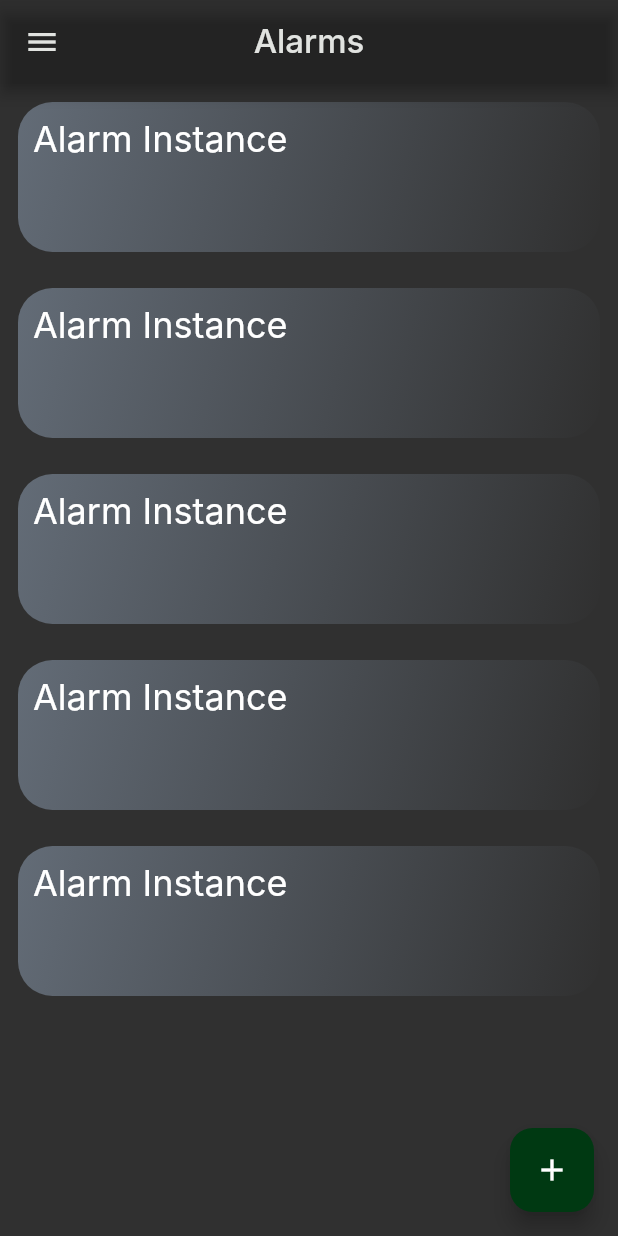
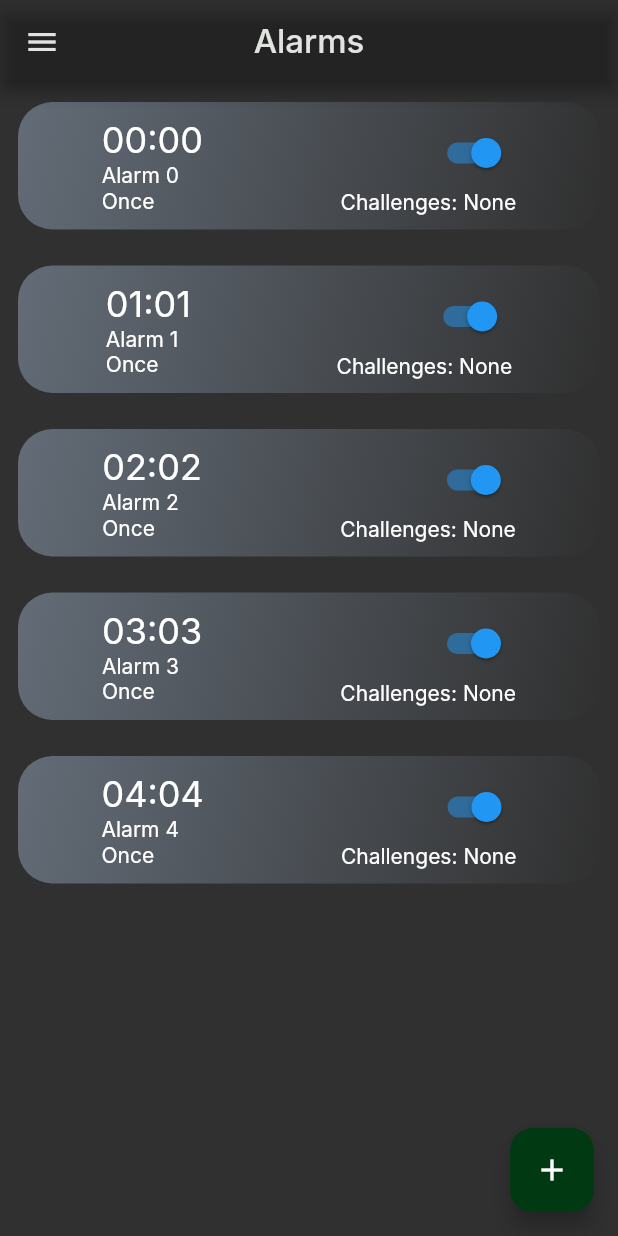
Before and after one commit to AndrewP77/ARISE, a Flutter app: the screen it shows after launch, on a phone screen of 412 x 824 dp. Run offline on Flutter 3.47's test engine with Material 2 defaults, Android fonts, the light colour scheme and no system bars; our stand-ins replace flutter_time_picker_spinner; Roboto replaces fonts that are missing (Inter).

Commit message:
Improved Alarm instance

```diff
--- a/lib/AlarmInstance.dart
+++ b/lib/AlarmInstance.dart
@@ -1,15 +1,24 @@
 import 'package:flutter/material.dart';
-
+import 'package:intl/intl.dart';
 
 //TODO: pass text/info
 class AlarmInstanceWidget extends StatefulWidget {
-  const AlarmInstanceWidget({Key? key}) : super(key: key);
+  String alarmTitle = '';
+  int alarmHour = 0, alarmMinute = 0;
+  String alarmDays = 'Once', alarmDifficulty = 'None';
+  bool alarmActive = true;
+  AlarmInstanceWidget(this.alarmTitle, this.alarmHour, this.alarmMinute,  this.alarmDays,  this.alarmDifficulty,  this.alarmActive, {super.key}) {}
 
   @override
-  _AlarmInstanceWidgetState createState() => _AlarmInstanceWidgetState();
+  _AlarmInstanceWidgetState createState() => _AlarmInstanceWidgetState(
+      alarmTitle, alarmHour, alarmMinute, alarmDays, alarmDifficulty, alarmActive);
 }
 
 class _AlarmInstanceWidgetState extends State<AlarmInstanceWidget> {
+  String title, days, difficulty;
+  int hour, minute;
+  bool isActive;
+  _AlarmInstanceWidgetState(this.title, this.hour, this.minute, this.days, this.difficulty, this.isActive);
   @override
   Widget build(BuildContext context) {
     return SizedBox(
@@ -21,15 +30,38 @@ class _AlarmInstanceWidgetState extends State<AlarmInstanceWidget> {
                 colors: [Color(0xff636c77), Color(0x00636c77)],
               ),
               //color: Colors.blueGrey,
-          borderRadius: BorderRadius.circular(23)
-        ),
+              borderRadius: BorderRadius.circular(23)),
           padding: const EdgeInsets.all(10),
           margin: const EdgeInsets.all(12),
-        //color: LinearGradient(begin: Alignment.topLeft, end: Alignment.bottomRight, colors: [Color(0xff636c77), Color(0x00636c77)], ),
-        height: 100,
           width: MediaQuery.of(context).size.width,
-        child: Text('Alarm Instance', style: Theme.of(context).textTheme.headlineSmall,)
+          child: Row(
+            mainAxisAlignment: MainAxisAlignment.spaceAround,
+              mainAxisSize: MainAxisSize.max,
+              children: [
+            Column(
+              mainAxisAlignment: MainAxisAlignment.center,
+              crossAxisAlignment: CrossAxisAlignment.start,
+                children: [
+              Text(hour.toString().padLeft(2, '0') + ':' + minute.toString().padLeft(2, '0'), style: Theme.of(context).textTheme.headlineSmall),
+              Text(title, style: Theme.of(context).textTheme.bodyMedium),
+              Text(days, style: Theme.of(context).textTheme.bodyMedium),
+            ]),
+            Column(
+              mainAxisAlignment: MainAxisAlignment.center,
+              crossAxisAlignment: CrossAxisAlignment.end,
+              children: [
+                Switch(
+                    value: isActive,
+                    onChanged: (bool newValue) {
+                      setState(() {
+                        isActive = newValue;
+                      });
+                    }
                 ),
+                Text('Challenges: $difficulty')
+              ],
+            )
+          ])),
     );
   }
 }
--- a/lib/AlarmListScreen.dart
+++ b/lib/AlarmListScreen.dart
@@ -63,7 +63,7 @@ class _AlarmListScreenWidgetState extends State<AlarmListScreenWidget> {
       body: ListView(
         padding: EdgeInsets.zero,
         children: List.generate(5, (index) {
-          return AlarmInstanceWidget();
+          return AlarmInstanceWidget('Alarm $index', index, index, 'Once', 'None', true);
         }),
       ),
       floatingActionButton: FloatingActionButton(
--- a/lib/EditAlarm.dart
+++ b/lib/EditAlarm.dart
@@ -57,8 +57,10 @@ class _EditAlarmWidgetState extends State<EditAlarmWidget> {
                             topLeft: Radius.circular(25),
                             topRight: Radius.circular(25))),
                     context: context,
-                    builder: (BuildContext context) {
-                      return SizedBox(
+                    builder: (context) => Padding(
+                        padding: EdgeInsets.only(
+                            bottom: MediaQuery.of(context).viewInsets.bottom),
+                        child: SizedBox(
                           height: 300,
                           child: Center(
                             child: Column(
@@ -73,8 +75,7 @@ class _EditAlarmWidgetState extends State<EditAlarmWidget> {
                               ],
                             ),
                           ),
-                      );
-                    });
+                        )));
               }),
           const Divider(),
           ListTile(
@@ -96,8 +97,7 @@ class _EditAlarmWidgetState extends State<EditAlarmWidget> {
                                   left: 0, right: 0, top: 16),
                               children: List.generate(15, (index) {
                                 return ListTile(title: Text('Item $index'));
-                              })
-                              ));
+                              })));
                     });
               }),
           const Divider(),
--- a/pubspec.yaml
+++ b/pubspec.yaml
@@ -37,6 +37,7 @@ dependencies:
   # Use with the CupertinoIcons class for iOS style icons.
   cupertino_icons: ^1.0.2
   flutter_time_picker_spinner: ^2.0.0
+  intl: ^0.18.0
 
 dev_dependencies:
   flutter_test:
```
Also changed, not shown: pubspec.lock. Lines whose indentation alone changed are shown as unchanged.
